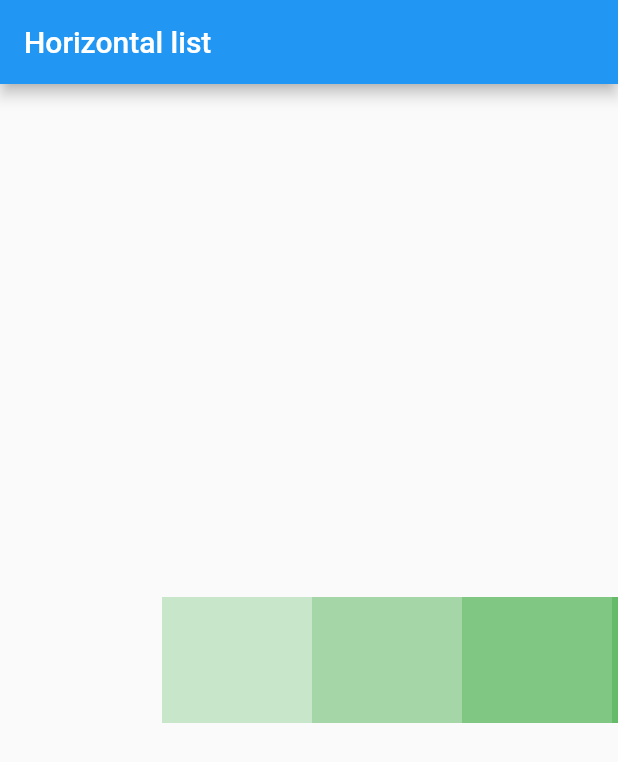
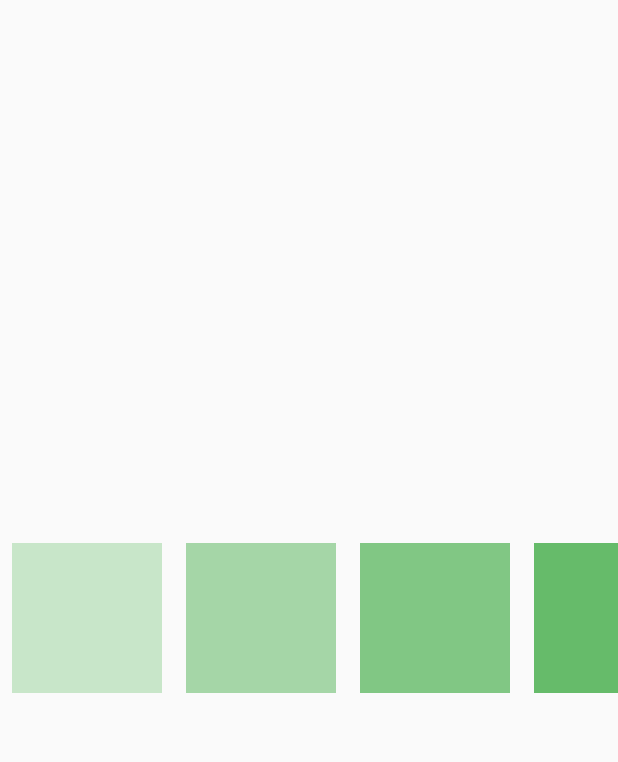
Before and after one commit to matua/dart_essentials, a Flutter app: the screen it shows after launch, on a phone screen of 412 x 824 dp. Shown: the top 762 px of the screen. Run offline on Flutter 3.47's test engine with Material 2 defaults, Android fonts, the phone set to English and light mode, and no system bars.

Commit message:
Задание 3 Создайте прокручиваемый список. Если размер экрана меньше 500px, то список должен прокручиваться горизонтально, если больше — то список должен иметь вертикальный скролл. Критерии: Если размер экрана меньше 500px, то список прокручивается горизонтально, если больше — список имеет вертикальный скролл.

```diff
--- a/06_Layout/horizontal_list/lib/main.dart
+++ b/06_Layout/horizontal_list/lib/main.dart
@@ -29,9 +29,6 @@ class _MyHomePageState extends State<MyHomePage> {
   @override
   Widget build(BuildContext context) {
     return Scaffold(
-      appBar: AppBar(
-        title: const Text('Horizontal list'),
-      ),
       body: Center(
         child: Column(
           mainAxisAlignment: MainAxisAlignment.center,
@@ -39,36 +36,42 @@ class _MyHomePageState extends State<MyHomePage> {
             LayoutBuilder(
               builder: (BuildContext context, BoxConstraints constraint) {
                 final double _screenWidth = constraint.constrainWidth();
-                const int _listLength = 10;
+                const int _listLength = 9;
                 final List<int> colorCodes =
-                    List.generate(10, (int index) => 100 * index);
+                    List.generate(10, (int index) => 100 * (index + 1));
                 return _screenWidth < 500
                     ? SizedBox(
                         height: 100,
                         child: ListView.builder(
                             scrollDirection: Axis.horizontal,
-                            padding: const EdgeInsets.all(8),
                             itemCount: _listLength,
                             itemBuilder: (BuildContext context, int index) {
-                              return Container(
-                                height: 100,
-                                width: 100,
-                                color: Colors.green[colorCodes[index]],
-                                // child: Center(child: Text(entries[index])),
+                              return Padding(
+                                padding:
+                                    const EdgeInsets.symmetric(horizontal: 8),
+                                child: Container(
+                                  height: 100,
+                                  width: 100,
+                                  color: Colors.green[colorCodes[index]],
+                                ),
                               );
                             }),
                       )
                     : SizedBox(
-                        height: MediaQuery.of(context).size.height - 100,
+                  height: MediaQuery.of(context).size.height - 30,
                         child: ListView.builder(
                             padding: const EdgeInsets.all(8),
                             itemCount: _listLength,
                             itemBuilder: (BuildContext context, int index) {
-                              return Container(
-                                height: 100,
-                                width: 100,
-                                color: Colors.green[colorCodes[index]],
-                                // child: Center(child: Text(entries[index])),
+                              return Padding(
+                                padding:
+                                    const EdgeInsets.symmetric(vertical: 8),
+                                child: Container(
+                                  height: 100,
+                                  width: 100,
+                                  color: Colors.green[colorCodes[index]],
+                                  // child: Center(child: Text(entries[index])),
+                                ),
                               );
                             }),
                       );
```
